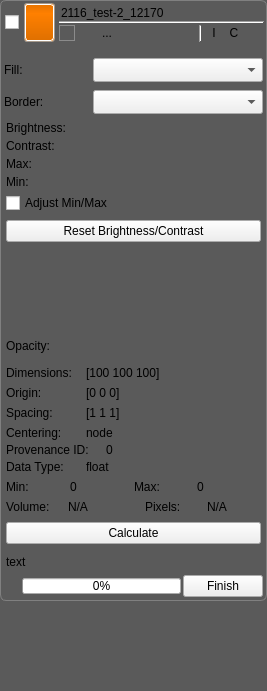
Old version of the form src/Interface/Application/LayerWidget.ui in the repository jessdtate/Seg3D.
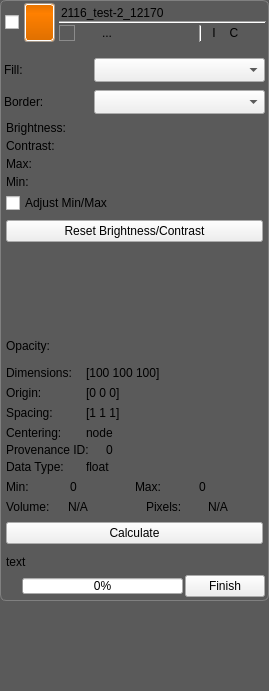
New version of the form. Icons and pictures are not drawn. Custom widgets are drawn as their Qt base class.

```diff
--- a/src/Interface/Application/LayerWidget.ui
+++ b/src/Interface/Application/LayerWidget.ui
@@ -6,7 +6,7 @@
    <rect>
     <x>0</x>
     <y>0</y>
-    <width>267</width>
+    <width>269</width>
     <height>691</height>
    </rect>
   </property>
```
